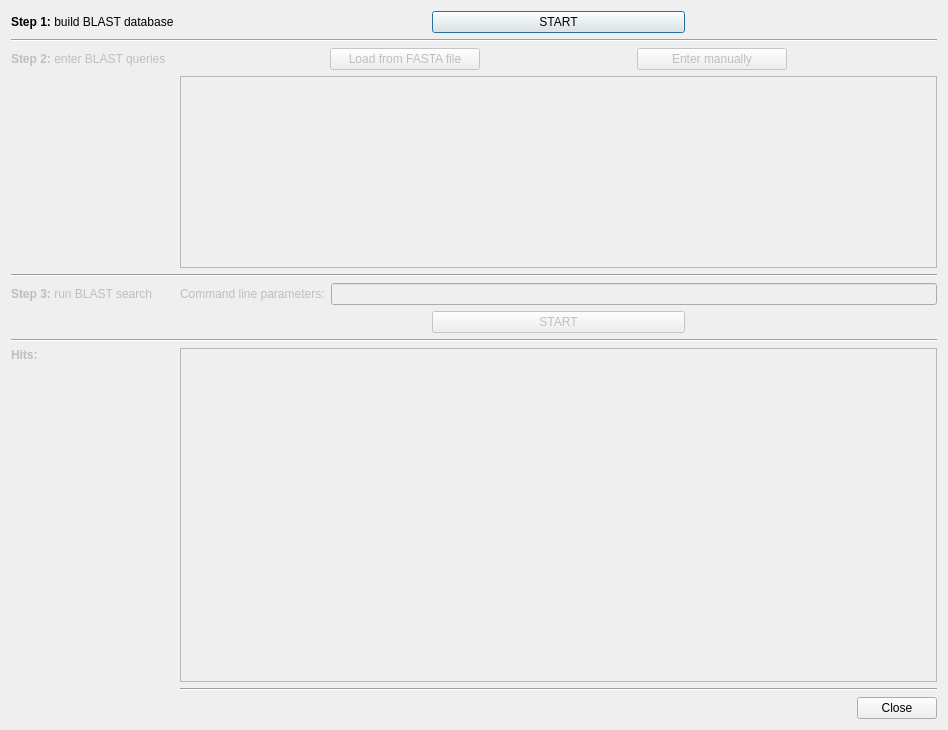
This is ui/loadblastresultsdialog.ui in rrwick/Bandage as Qt 5 draws it before an edit. The edited form follows.
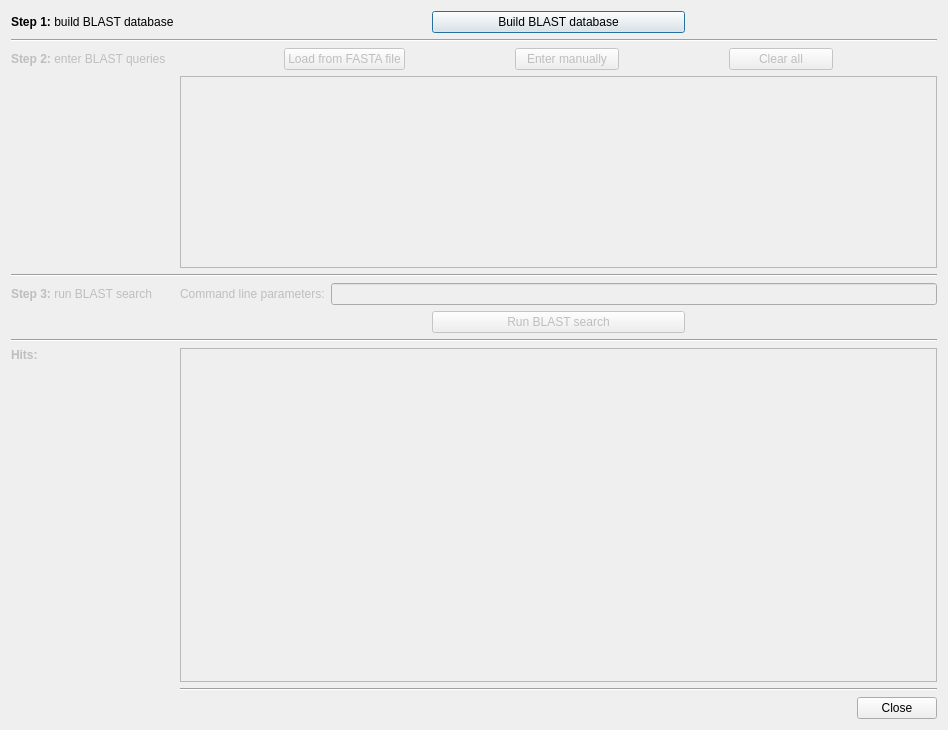
This is the edited form.

Commit message: BLAST search integration

Diff of the .ui file:
```diff
--- a/ui/loadblastresultsdialog.ui
+++ b/ui/loadblastresultsdialog.ui
@@ -71,7 +71,7 @@
          </sizepolicy>
         </property>
         <property name="text">
-         <string>START</string>
+         <string>Build BLAST database</string>
         </property>
        </widget>
       </item>
@@ -200,7 +200,7 @@
          </sizepolicy>
         </property>
         <property name="text">
-         <string>START</string>
+         <string>Run BLAST search</string>
         </property>
        </widget>
       </item>
@@ -293,6 +293,35 @@
         </property>
        </widget>
       </item>
+      <item>
+       <spacer name="horizontalSpacer_8">
+        <property name="orientation">
+         <enum>Qt::Horizontal</enum>
+        </property>
+        <property name="sizeHint" stdset="0">
+         <size>
+          <width>40</width>
+          <height>20</height>
+         </size>
+        </property>
+       </spacer>
+      </item>
+      <item>
+       <widget class="QPushButton" name="clearQueriesButton">
+        <property name="enabled">
+         <bool>false</bool>
+        </property>
+        <property name="sizePolicy">
+         <sizepolicy hsizetype="Expanding" vsizetype="Fixed">
+          <horstretch>0</horstretch>
+          <verstretch>0</verstretch>
+         </sizepolicy>
+        </property>
+        <property name="text">
+         <string>Clear all</string>
+        </property>
+       </widget>
+      </item>
       <item>
        <spacer name="horizontalSpacer_6">
         <property name="orientation">
```
Left out of the diff: 14 changed lines with no effect on the pictures. The commit also changes 14 other files.
